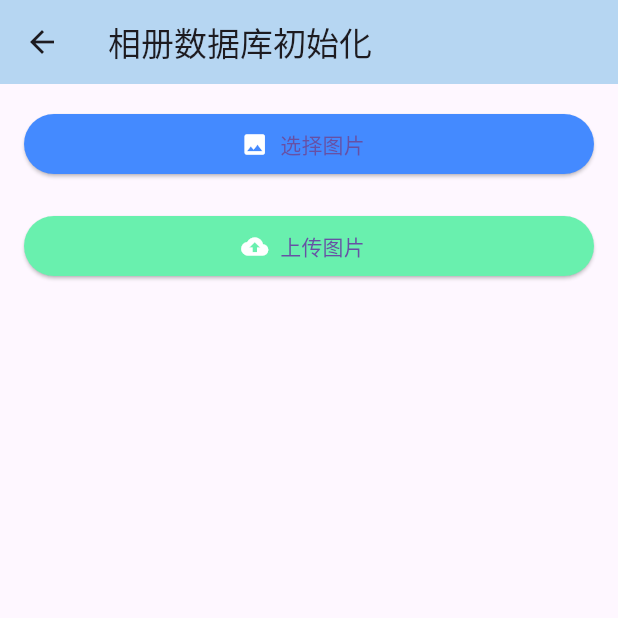
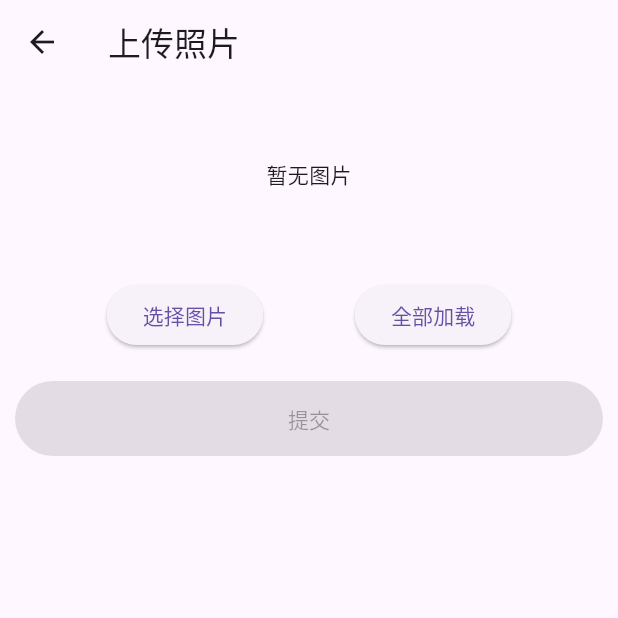
Before and after one commit to shaowenfu/I2T-magic-coworker, a Flutter app: the InitPictureStorePage screen opened directly, after a tap on "选择图片", on a phone screen of 412 x 824 dp, the top half of it. Run offline on Flutter 3.47's test engine with Material 3 defaults, Android fonts, the phone set to English and light mode, and no system bars; our stand-ins replace dio, get_it, image_picker, shared_preferences; accounts and stored records are empty.

```diff
--- a/Frontend/lib/main.dart
+++ b/Frontend/lib/main.dart
@@ -2,8 +2,10 @@ import 'package:flutter/material.dart';
 import 'constants/app_constants.dart';
 import 'pages/welcome/welcome_page.dart';
 import 'pages/main_navigation.dart';
+import 'common/services_locator.dart';
 
 void main() {
+  setupServices();
   runApp(const MyApp());
 }
 
--- a/Frontend/lib/models/image_result.dart
+++ b/Frontend/lib/models/image_result.dart
@@ -1,19 +1,22 @@
 class ImageResult {
-  final int imageId;
+  final String imageId;
   final String imagePath;
+  final String imageUrl;
   final double similarity;
 
   ImageResult({
     required this.imageId,
     required this.imagePath,
-    this.similarity = 0.0,
+    required this.imageUrl,
+    required this.similarity,
   });
 
   factory ImageResult.fromJson(Map<String, dynamic> json) {
     return ImageResult(
       imageId: json['image_id'],
       imagePath: json['image_path'],
-      similarity: json['similarity'] ?? 0.0,
+      imageUrl: json['image_path'],
+      similarity: json['similarity'].toDouble(),
     );
   }
 }
--- a/Frontend/lib/pages/InitPictureStorePage/init_picture_store_page.dart
+++ b/Frontend/lib/pages/InitPictureStorePage/init_picture_store_page.dart
@@ -1,185 +1,203 @@
 import 'package:flutter/material.dart';
-import 'package:permission_handler/permission_handler.dart';
+import 'package:i2t_magic_frontend/services/oss_service.dart';
 import 'package:image_picker/image_picker.dart';
+import '../../services/api_service.dart';
+import '../../common/services_locator.dart';
 import 'dart:io';
-import 'dart:async';
-import '../../services/api_service.dart';
 
 class InitPictureStorePage extends StatefulWidget {
-  const InitPictureStorePage({super.key});
+  const InitPictureStorePage({Key? key}) : super(key: key);
 
   @override
-  InitPictureStorePageState createState() => InitPictureStorePageState();
+  State<InitPictureStorePage> createState() => _InitPictureStorePageState();
 }
 
-class InitPictureStorePageState extends State<InitPictureStorePage> {
-  bool _hasPermission = false;
+class _InitPictureStorePageState extends State<InitPictureStorePage> {
+  final ScrollController _imgController = ScrollController();
+  List<XFile> images = [];
+  final ApiService _apiService = getIt<ApiService>();
   final ImagePicker _picker = ImagePicker();
-  List<XFile>? _selectedImages;
-  double _uploadProgress = 0.0;
-  final ApiService _apiService = ApiService();
-
-  @override
-  void initState() {
-    super.initState();
-    _checkAlbumPermission();
-  }
-
-  // 检查相册权限
-  Future<void> _checkAlbumPermission() async {
-    final permissionStatus = await Permission.photos.status;
-    setState(() {
-      _hasPermission = permissionStatus.isGranted;
-    });
-  }
-
-  // 请求相册权限
-  Future<void> _requestAlbumPermission() async {
-    final permissionStatus = await Permission.photos.request();
-    setState(() {
-      _hasPermission = permissionStatus.isGranted;
-    });
-    if (!_hasPermission) {
-      ScaffoldMessenger.of(context).showSnackBar(
-        const SnackBar(content: Text('未获得相册访问权限，请授予权限后重试')),
-      );
-    }
-  }
-
-  // 打开相册选择图片
-  Future<void> _pickImages() async {
-    final List<XFile> pickedFiles = await _picker.pickMultiImage();
-    setState(() {
-      _selectedImages = pickedFiles;
-    });
-  }
-
-  // 模拟图片上传
-  Future<void> _uploadImages() async {
-    if (_selectedImages == null || _selectedImages!.isEmpty) {
-      ScaffoldMessenger.of(context).showSnackBar(
-        const SnackBar(content: Text('请先选择图片')),
-      );
-      return;
-    }
-
-    setState(() {
-      _uploadProgress = 0.0;
-    });
-
-    try {
-      final files = _selectedImages!.map((xFile) => File(xFile.path)).toList();
-      final result = await _apiService.uploadInitImages(
-        files,
-        'user_123', // TODO: 替换为实际的用户ID
-      );
-
-      ScaffoldMessenger.of(context).showSnackBar(
-        SnackBar(content: Text(result['message'])),
-      );
-
-      setState(() {
-        _selectedImages = null;
-        _uploadProgress = 1.0;
-      });
-    } catch (e) {
-      ScaffoldMessenger.of(context).showSnackBar(
-        SnackBar(content: Text('上传失败: ${e.toString()}')),
-      );
-    }
-  }
+  bool _isLoading = false;
+  bool _isImagesLoaded = false;
 
   @override
   Widget build(BuildContext context) {
     return Scaffold(
       appBar: AppBar(
-        title: const Text('相册数据库初始化'),
-        backgroundColor: const Color(0xFFB6D6F2),
+        leading: IconButton(
+          icon: const Icon(Icons.arrow_back),
+          onPressed: () => Navigator.pop(context),
+        ),
+        title: const Text("上传照片"),
       ),
       body: Padding(
-        padding: const EdgeInsets.all(16.0),
+        padding: const EdgeInsets.all(10),
         child: Column(
-          crossAxisAlignment: CrossAxisAlignment.stretch,
           children: [
-            // 权限状态
-            if (!_hasPermission)
-              ElevatedButton.icon(
-                onPressed: _requestAlbumPermission,
-                icon: const Icon(Icons.lock, color: Colors.white),
-                label: const Text('请求相册权限'),
-                style: ElevatedButton.styleFrom(
-                  backgroundColor: Colors.redAccent,
-                ),
-              ),
-            if (_hasPermission) ...[
-              // 选择图片按钮
-              ElevatedButton.icon(
-                onPressed: _pickImages,
-                icon: const Icon(Icons.photo, color: Colors.white),
-                label: const Text('选择图片'),
-                style: ElevatedButton.styleFrom(
-                  backgroundColor: Colors.blueAccent,
-                ),
-              ),
-              const SizedBox(height: 10),
-              // 显示已选图片数量及缩略图
-              if (_selectedImages != null && _selectedImages!.isNotEmpty) ...[
-                Text(
-                  '已选择 ${_selectedImages!.length} 张图片',
-                  style: const TextStyle(fontSize: 16, color: Colors.black87),
-                ),
-                const SizedBox(height: 10),
-                SizedBox(
-                  height: 100,
-                  child: ListView.builder(
-                    scrollDirection: Axis.horizontal,
-                    itemCount: _selectedImages!.length,
-                    itemBuilder: (context, index) {
-                      return Padding(
-                        padding: const EdgeInsets.only(right: 8.0),
-                        child: Image.file(
-                          File(_selectedImages![index].path),
-                          width: 80,
-                          height: 80,
-                          fit: BoxFit.cover,
-                        ),
-                      );
-                    },
-                  ),
-                ),
-              ],
-              const SizedBox(height: 10),
-              // 上传按钮
-              ElevatedButton.icon(
-                onPressed: _uploadImages,
-                icon: const Icon(Icons.cloud_upload, color: Colors.white),
-                label: const Text('上传图片'),
-                style: ElevatedButton.styleFrom(
-                  backgroundColor: Colors.greenAccent,
-                ),
-              ),
-              const SizedBox(height: 20),
-              // 上传进度条
-              if (_uploadProgress > 0)
-                Column(
-                  children: [
-                    LinearProgressIndicator(
-                      value: _uploadProgress,
-                      backgroundColor: Colors.grey[300],
-                      color: Colors.blue,
-                    ),
-                    const SizedBox(height: 10),
-                    Text(
-                      '上传进度：${(_uploadProgress * 100).toStringAsFixed(0)}%',
-                      style:
-                          const TextStyle(fontSize: 14, color: Colors.black87),
-                    ),
-                  ],
-                ),
-            ],
+            _buildImageList(),
+            const SizedBox(height: 20),
+            _buildButtons(),
+            const SizedBox(height: 20),
+            _buildSubmitButton(),
           ],
         ),
       ),
     );
   }
+
+  Widget _buildButtons() {
+    return Row(
+      mainAxisAlignment: MainAxisAlignment.spaceEvenly,
+      children: [
+        ElevatedButton(
+          onPressed: _openGallery,
+          child: const Text("选择图片"),
+        ),
+        ElevatedButton(
+          onPressed: _isLoading ? null : _loadAllImages,
+          child: _isLoading
+              ? const CircularProgressIndicator(strokeWidth: 2)
+              : const Text("全部加载"),
+        ),
+      ],
+    );
+  }
+
+  Widget _buildImageList() {
+    return Container(
+      height: 100, // 增加高度以便更好地显示图片
+      child: images.isEmpty
+          ? const Center(child: Text("暂无图片"))
+          : ListView.builder(
+              controller: _imgController,
+              scrollDirection: Axis.horizontal,
+              itemCount: images.length,
+              itemBuilder: _buildImageItem,
+            ),
+    );
+  }
+
+  Widget _buildImageItem(BuildContext context, int index) {
+    return Container(
+      width: 100,
+      height: 100,
+      margin: const EdgeInsets.only(right: 10),
+      decoration: BoxDecoration(
+        borderRadius: BorderRadius.circular(4.0),
+        border: Border.all(color: Colors.black26),
+      ),
+      child: ClipRRect(
+        borderRadius: BorderRadius.circular(4.0),
+        child: Image.file(
+          File(images[index].path),
+          fit: BoxFit.cover,
+          errorBuilder: (context, error, stackTrace) {
+            return const Center(child: Icon(Icons.error));
+          },
+        ),
+      ),
+    );
+  }
+
+  Future<void> _loadAllImages() async {
+    setState(() => _isLoading = true);
+
+    try {
+      // 从服务器获取图片URL列表
+      final imageList = await _apiService.getUserImages('sherwen'); // 替换实际用户ID
+
+      // 清空当前图片列表
+      setState(() {
+        images.clear();
+      });
+
+      // 下载并添加每张图片
+      for (var imageData in imageList) {
+        final localPath =
+            await _apiService.downloadImage(imageData['image_path']);
+        if (localPath != null) {
+          setState(() {
+            images.add(XFile(localPath));
+          });
+        }
+      }
+
+      // 标记图片已加载
+      _isImagesLoaded = true;
+    } catch (e) {
+      ScaffoldMessenger.of(context).showSnackBar(
+        SnackBar(content: Text('加载图片失败: $e')),
+      );
+    } finally {
+      setState(() => _isLoading = false);
+    }
+  }
+
+  Future<void> _openGallery() async {
+    try {
+      final List<XFile> selectedImages = await _picker.pickMultiImage();
+      if (selectedImages.isNotEmpty) {
+        setState(() {
+          images.addAll(selectedImages);
+        });
+      }
+    } catch (e) {
+      ScaffoldMessenger.of(context).showSnackBar(
+        SnackBar(content: Text('选择图片失败: $e')),
+      );
+    }
+  }
+
+  Widget _buildSubmitButton() {
+    return SizedBox(
+      width: double.infinity,
+      height: 50,
+      child: ElevatedButton(
+        onPressed: images.isEmpty ? null : _handleSubmit,
+        child: const Text("提交"),
+      ),
+    );
+  }
+
+  Future<void> _handleSubmit() async {
+    if (_isImagesLoaded) {
+      // 如果图片是从服务器加载的，直接返回
+      Navigator.pop(context);
+      return;
+    }
+
+    try {
+      setState(() => _isLoading = true);
+
+      // 上传新选择的图片到OSS
+      final List<String> uploadedUrls = [];
+      for (XFile image in images) {
+        final file = File(image.path);
+        final url = await FileManager().uploadFile(file);
+        if (url != null) {
+          uploadedUrls.add(url);
+        }
+      }
+
+      // 发送URL列表到后端
+      await _apiService.uploadInitImages(uploadedUrls, 'sherwen');
+
+      if (mounted) {
+        ScaffoldMessenger.of(context).showSnackBar(
+          const SnackBar(content: Text('上传成功')),
+        );
+        Navigator.pop(context);
+      }
+    } catch (e) {
+      if (mounted) {
+        ScaffoldMessenger.of(context).showSnackBar(
+          SnackBar(content: Text('上传失败: $e')),
+        );
+      }
+    } finally {
+      if (mounted) {
+        setState(() => _isLoading = false);
+      }
+    }
+  }
 }
--- a/Frontend/pubspec.yaml
+++ b/Frontend/pubspec.yaml
@@ -32,11 +32,13 @@ dependencies:
     sdk: flutter
   permission_handler: ^10.0.0
   flutter_swiper_null_safety: ^1.0.0
-  image_picker: ^0.8.4+4  # 确保版本号是最新的
   logging: ^1.2.0
   path_provider: ^2.1.2
   dio: ^5.4.1  # 使用最新稳定版本
   crypto: ^3.0.3
+  get_it: ^7.2.0
+  image_picker: ^1.0.7  # 替换 multi_image_picker
+  shared_preferences: ^2.2.2
 
   # The following adds the Cupertino Icons font to your application.
   # Use with the CupertinoIcons class for iOS style icons.
```
Also changed, not shown: Frontend/lib/common/services_locator.dart (added, +14 -0 lines), Frontend/lib/pages/InitPictureStorePage/data/PublishMomentData.dart (added, +13 -0 lines), Frontend/lib/pages/search/search_page.dart (+63 -22 lines), Frontend/lib/services/api_service.dart (+124 -19 lines), Frontend/lib/services/oss_service.dart (+18 -12 lines), Frontend/assets/images/downloads/img_39ebc108.jpg (added), Frontend/assets/images/downloads/img_94162399.jpg (added), Frontend/assets/images/downloads/img_ca7d519c.jpg (added), Frontend/pubspec.lock, 6 other files.
